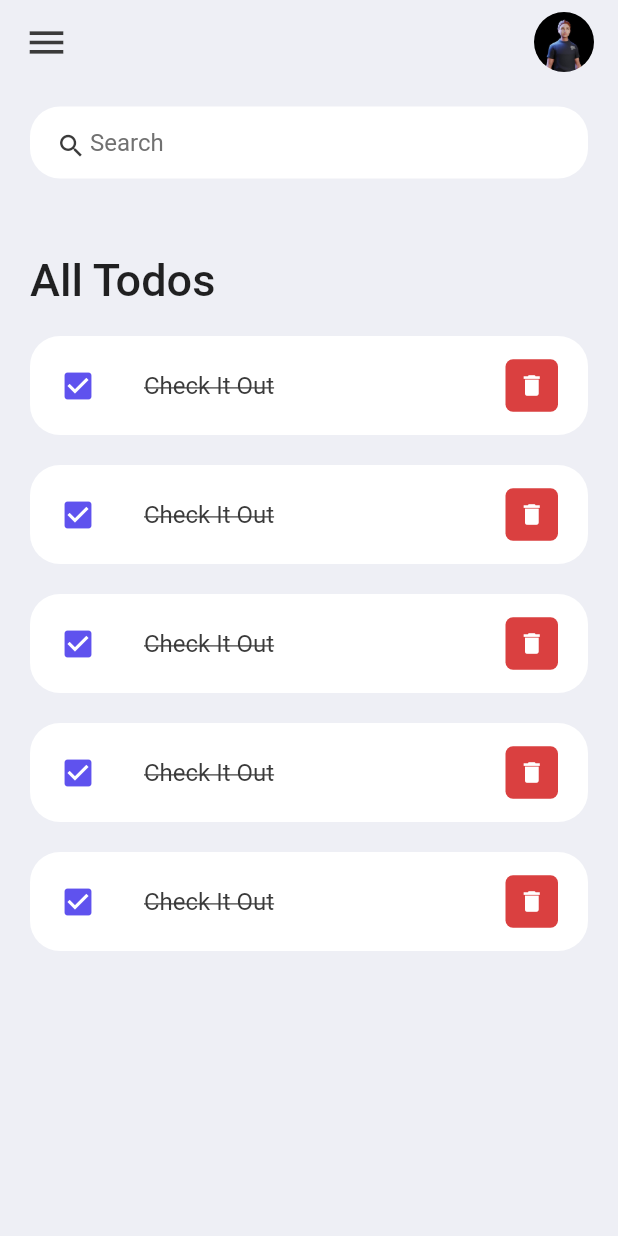
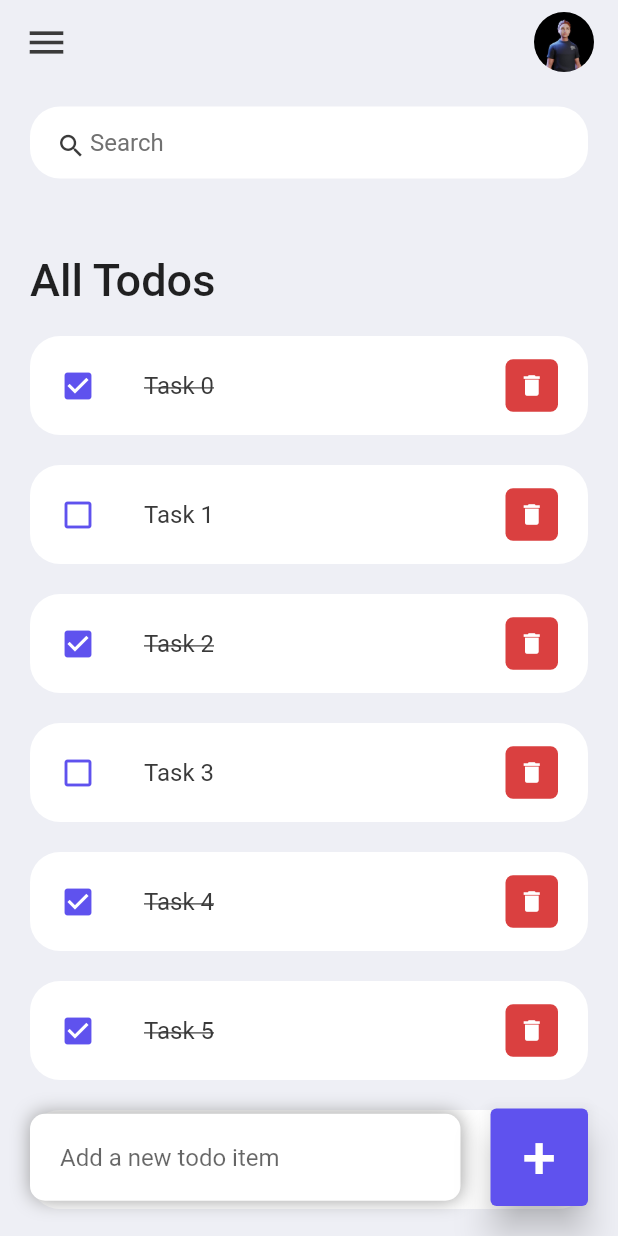
Before and after one commit to SHARKZTECH/flutter-todoApp, a Flutter app: the screen it shows after launch, on a phone screen of 412 x 824 dp. Run offline on Flutter 3.47's test engine with Material 2 defaults, Android fonts, the phone set to English and light mode, and no system bars.

Commit message:
todo add ui

```diff
--- /dev/null
+++ b/lib/model/todo.dart
@@ -0,0 +1,35 @@
+import 'package:flutter/material.dart';
+import 'dart:math';
+
+class ToDo {
+  String? id;
+  String? todoText;
+  bool isDone;
+
+  ToDo({
+    required this.id,
+    required this.todoText,
+    this.isDone = false,
+  });
+
+  static List<ToDo> todoItems(int count) {
+    List<ToDo> todoList = [];
+    Random random = Random();
+
+    for (int i = 0; i < count; i++) {
+      String id = 'Todo_$i';
+      String todoText = 'Task $i';
+      bool isDone = random.nextBool();
+
+      ToDo todoItem = ToDo(
+        id: id,
+        todoText: todoText,
+        isDone: isDone,
+      );
+
+      todoList.add(todoItem);
+    }
+
+    return todoList;
+  }
+}
--- a/lib/screens/home.dart
+++ b/lib/screens/home.dart
@@ -1,16 +1,21 @@
 import 'package:flutter/material.dart';
 import 'package:todoapp/constants/colors.dart';
+import 'package:todoapp/model/todo.dart';
 import 'package:todoapp/widgets/todo_item.dart';
 
 class Home extends StatelessWidget {
-  const Home({super.key});
+  Home({super.key});
+
+  final todoList = ToDo.todoItems(10);
 
   @override
   Widget build(BuildContext context) {
     return Scaffold(
       backgroundColor: tdBGColor,
       appBar: _buildAppBar(),
-      body: Container(
+      body: Stack(
+        children: [
+          Container(
             padding: const EdgeInsets.symmetric(
               horizontal: 20,
               vertical: 15,
@@ -34,16 +39,63 @@ class Home extends StatelessWidget {
                           ),
                         ),
                       ),
-                    TodoItem(),
-                    TodoItem(),
-                    TodoItem(),
-                    TodoItem(),
-                    TodoItem(),
+                      for (ToDo todo in todoList)
+                        TodoItem(
+                          todo: todo,
+                        )
                     ],
                   ),
                 )
               ],
-          )),
+            ),
+          ),
+          Align(
+            alignment: Alignment.bottomCenter,
+            child: Row(
+              children: [
+                Expanded(
+                  child: Container(
+                    margin: EdgeInsets.only(bottom: 20, right: 20, left: 20),
+                    padding: EdgeInsets.symmetric(horizontal: 20, vertical: 5),
+                    decoration: BoxDecoration(
+                        color: Colors.white,
+                        boxShadow: const [
+                          BoxShadow(
+                            color: Colors.grey,
+                            offset: Offset(0.0, 0.0),
+                            blurRadius: 10.0,
+                            spreadRadius: 0.0,
+                          ),
+                        ],
+                        borderRadius: BorderRadius.circular(10)),
+                    child: TextField(
+                      decoration: InputDecoration(
+                          hintText: 'Add a new todo item',
+                          border: InputBorder.none),
+                    ),
+                  ),
+                ),
+                Container(
+                  margin: EdgeInsets.only(bottom: 20, right: 20),
+                  child: ElevatedButton(
+                    child: Text(
+                      "+",
+                      style: TextStyle(
+                        fontSize: 40,
+                      ),
+                    ),
+                    onPressed: () {},
+                    style: ElevatedButton.styleFrom(
+                        backgroundColor: tdBlue,
+                        minimumSize: Size(65, 65),
+                        elevation: 10),
+                  ),
+                )
+              ],
+            ),
+          )
+        ],
+      ),
     );
   }
 
--- a/lib/widgets/todo_item.dart
+++ b/lib/widgets/todo_item.dart
@@ -1,8 +1,11 @@
 import 'package:flutter/material.dart';
 import 'package:todoapp/constants/colors.dart';
+import 'package:todoapp/model/todo.dart';
 
 class TodoItem extends StatelessWidget {
-  const TodoItem({super.key});
+  ToDo todo;
+
+  TodoItem({super.key, required this.todo});
 
   @override
   Widget build(BuildContext context) {
@@ -17,13 +20,15 @@ class TodoItem extends StatelessWidget {
         ),
         contentPadding: const EdgeInsets.symmetric(horizontal: 20, vertical: 5),
         tileColor: Colors.white,
-        leading: const Icon(Icons.check_box, color: tdBlue),
+        leading: Icon(
+            todo.isDone ? Icons.check_box : Icons.check_box_outline_blank,
+            color: tdBlue),
         title: Text(
-          "Check It Out",
+          todo.todoText.toString(),
           style: TextStyle(
             fontSize: 16,
             color: tdBlack,
-            decoration: TextDecoration.lineThrough,
+            decoration: todo.isDone ? TextDecoration.lineThrough : null,
           ),
         ),
         trailing: Container(
```
Lines whose indentation alone changed are shown as unchanged.
